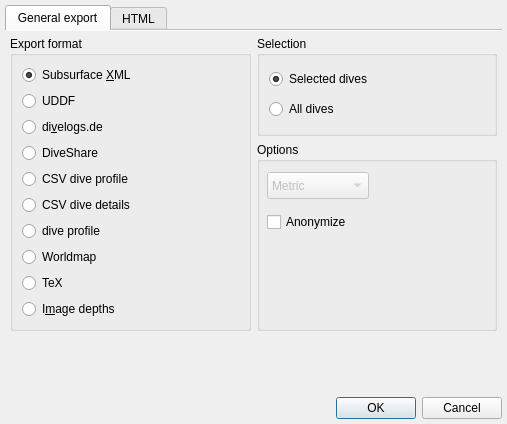
Old version of the form desktop-widgets/divelogexportdialog.ui in the repository subsurface/subsurface.
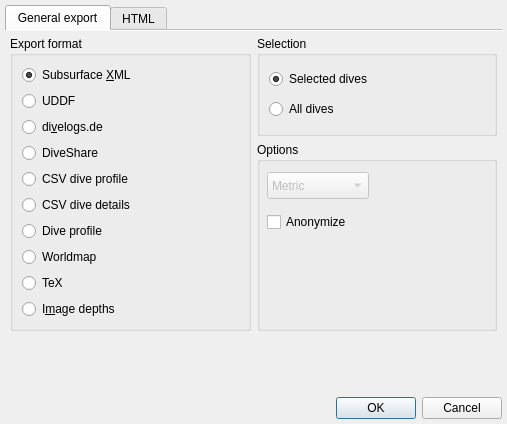
New version of the form. Icons and pictures are not drawn.

Commit message:
Add various enhancements to profile export and dive data copy
... as suggested by Lubomir.

What changed in the file:
```diff
--- a/desktop-widgets/divelogexportdialog.ui
+++ b/desktop-widgets/divelogexportdialog.ui
@@ -184,7 +184,7 @@
           <item>
            <widget class="QRadioButton" name="exportProfile">
             <property name="text">
-             <string>dive profile</string>
+             <string>Dive profile</string>
             </property>
             <attribute name="buttonGroup">
              <string notr="true">exportGroup</string>
```
The commit also changes 4 other files.
